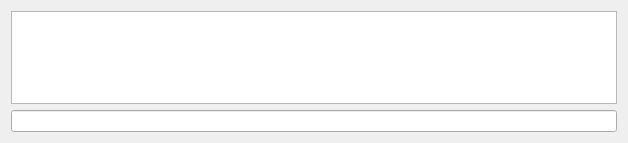
The window that source/dialogfindfile.ui (leuat/TRSE) describes before a commit, drawn with Qt 5.
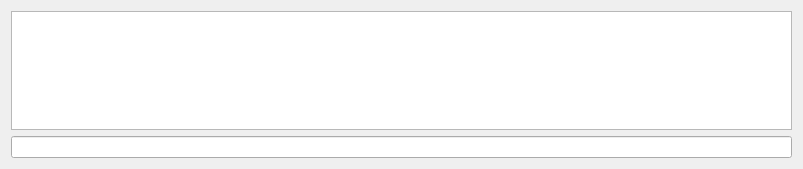
The same window after the commit.

```diff
--- a/source/dialogfindfile.ui
+++ b/source/dialogfindfile.ui
@@ -6,8 +6,8 @@
    <rect>
     <x>0</x>
     <y>0</y>
-    <width>628</width>
-    <height>143</height>
+    <width>803</width>
+    <height>169</height>
    </rect>
   </property>
   <property name="windowTitle">
```
